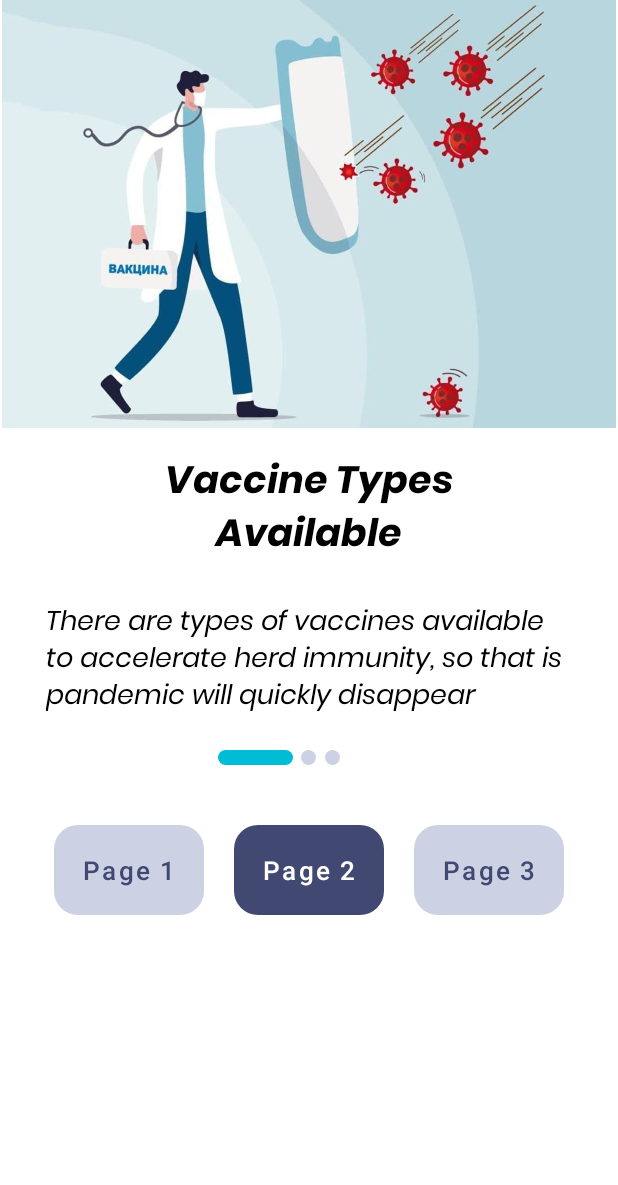
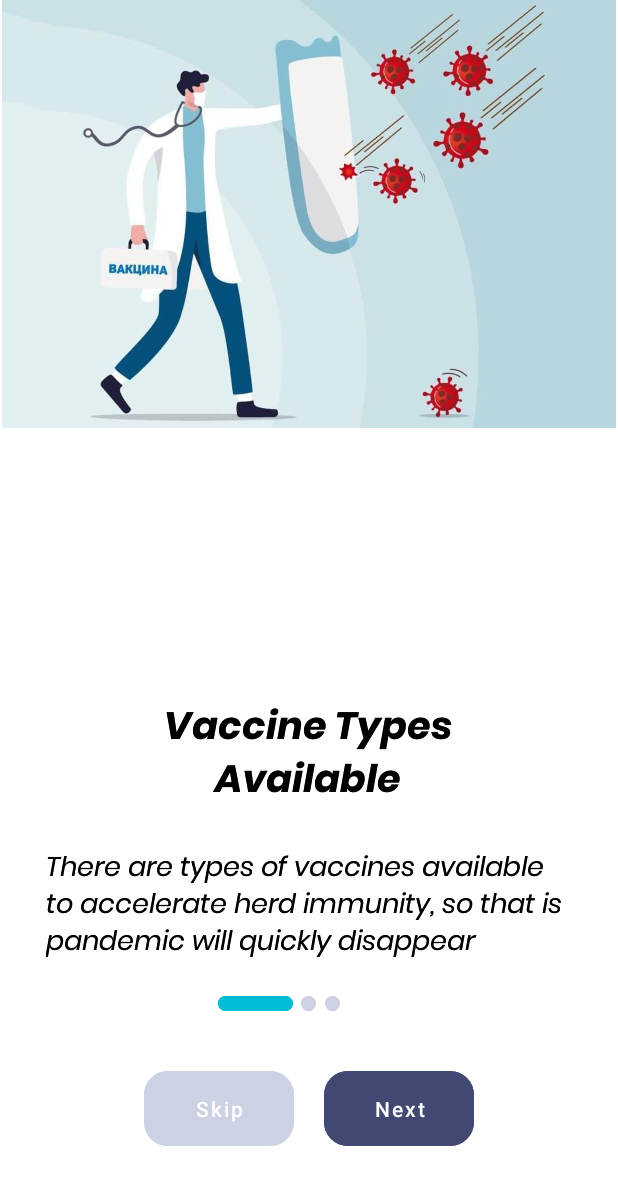
Before and after one commit to AhmadMajali/month3_homework3, an Android app: the screen it shows after launch (MainActivity), on a phone screen of 412 x 824 dp. Shown: the top 1185 px of the screen. Run offline under Robolectric (Android 15) with nearby library versions, the phone set to English and light mode, and no system bars.

Commit message:
new adds

```diff
--- a/app/src/main/java/com/example/month3_homework3/MainActivity.java
+++ b/app/src/main/java/com/example/month3_homework3/MainActivity.java
@@ -1,50 +1,22 @@
 package com.example.month3_homework3;
 
 import androidx.appcompat.app.AppCompatActivity;
+import androidx.fragment.app.Fragment;
 
 import android.os.Bundle;
-import android.view.View;
-import android.widget.Button;
+
 
 public class MainActivity extends AppCompatActivity {
-Button one;
-Button two;
-Button three;
+
     @Override
     protected void onCreate(Bundle savedInstanceState) {
         super.onCreate(savedInstanceState);
         setContentView(R.layout.activity_main);
-
-        one = findViewById(R.id.one);
-        two = findViewById(R.id.two);
-        three = findViewById(R.id.three);
+        if (savedInstanceState == null) {
+            getSupportFragmentManager().beginTransaction().
+                    add(R.id.frame, new fragment1()).commit();
+        }
+    }
 
 
-
-        getSupportFragmentManager().beginTransaction().add(R.id.frame, new fragment1()).commit();
-
-        one.setOnClickListener(new View.OnClickListener() {
-            @Override
-            public void onClick(View view) {
-                getSupportFragmentManager().beginTransaction().replace(R.id.frame, new fragment1()).commit();
-            }
-        });
-
-
-        two.setOnClickListener(new View.OnClickListener() {
-            @Override
-            public void onClick(View view) {
-                getSupportFragmentManager().beginTransaction().replace(R.id.frame, new fragment2()).commit();
-            }
-        });
-
-
-
-        three.setOnClickListener(new View.OnClickListener() {
-            @Override
-            public void onClick(View view) {
-                getSupportFragmentManager().beginTransaction().replace(R.id.frame, new fragment3()).commit();
-            }
-        });
-    }
 }
--- a/app/src/main/java/com/example/month3_homework3/fragment1.java
+++ b/app/src/main/java/com/example/month3_homework3/fragment1.java
@@ -2,63 +2,42 @@ package com.example.month3_homework3;
 
 import android.os.Bundle;
 
+import androidx.annotation.NonNull;
+import androidx.annotation.Nullable;
 import androidx.fragment.app.Fragment;
 
 import android.view.LayoutInflater;
 import android.view.View;
 import android.view.ViewGroup;
+import android.widget.Button;
 
-/**
- * A simple {@link Fragment} subclass.
- * Use the {@link fragment1#newInstance} factory method to
- * create an instance of this fragment.
- */
 public class fragment1 extends Fragment {
-
-    // TODO: Rename parameter arguments, choose names that match
-    // the fragment initialization parameters, e.g. ARG_ITEM_NUMBER
-    private static final String ARG_PARAM1 = "param1";
-    private static final String ARG_PARAM2 = "param2";
-
-    // TODO: Rename and change types of parameters
-    private String mParam1;
-    private String mParam2;
-
-    public fragment1() {
-        // Required empty public constructor
-    }
-
-    /**
-     * Use this factory method to create a new instance of
-     * this fragment using the provided parameters.
-     *
-     * @param param1 Parameter 1.
-     * @param param2 Parameter 2.
-     * @return A new instance of fragment fragment1.
-     */
-    // TODO: Rename and change types and number of parameters
-    public static fragment1 newInstance(String param1, String param2) {
-        fragment1 fragment = new fragment1();
-        Bundle args = new Bundle();
-        args.putString(ARG_PARAM1, param1);
-        args.putString(ARG_PARAM2, param2);
-        fragment.setArguments(args);
-        return fragment;
-    }
-
-    @Override
-    public void onCreate(Bundle savedInstanceState) {
-        super.onCreate(savedInstanceState);
-        if (getArguments() != null) {
-            mParam1 = getArguments().getString(ARG_PARAM1);
-            mParam2 = getArguments().getString(ARG_PARAM2);
-        }
-    }
+    Button next;
+    Button skip;
 
     @Override
     public View onCreateView(LayoutInflater inflater, ViewGroup container,
                              Bundle savedInstanceState) {
-        // Inflate the layout for this fragment
+
         return inflater.inflate(R.layout.fragment_fragment1, container, false);
     }
+
+    @Override
+    public void onViewCreated(@NonNull View view, @Nullable Bundle savedInstanceState) {
+        super.onViewCreated(view, savedInstanceState);
+        next = view.findViewById(R.id.next);
+        skip = view.findViewById(R.id.skip);
+        next.setOnClickListener(new View.OnClickListener() {
+            @Override
+            public void onClick(View v) {
+                requireActivity().getSupportFragmentManager().beginTransaction().replace(R.id.frame, new fragment2()).commit();
+            }
+        });
+        skip.setOnClickListener(new View.OnClickListener() {
+            @Override
+            public void onClick(View v) {
+                requireActivity().getSupportFragmentManager().beginTransaction().replace(R.id.frame, new fragment3()).commit();
+            }
+        });
+    }
 }
--- a/app/src/main/res/layout/activity_main.xml
+++ b/app/src/main/res/layout/activity_main.xml
@@ -1,65 +1,16 @@
 <?xml version="1.0" encoding="utf-8"?>
-<androidx.constraintlayout.widget.ConstraintLayout xmlns:android="http://schemas.android.com/apk/res/android"
+<androidx.appcompat.widget.LinearLayoutCompat xmlns:android="http://schemas.android.com/apk/res/android"
     xmlns:app="http://schemas.android.com/apk/res-auto"
     xmlns:tools="http://schemas.android.com/tools"
     android:layout_width="match_parent"
     android:layout_height="match_parent"
     tools:context=".MainActivity">
-<FrameLayout
-    app:layout_constraintTop_toTopOf="parent"
-    android:id="@+id/frame"
-    android:layout_width="match_parent"
-    android:layout_height="550dp"
 
-    />
-
-    <Button
-        android:id="@+id/one"
-        android:layout_width="100dp"
-        android:layout_height="60dp"
-        app:layout_constraintTop_toBottomOf="@+id/frame"
-        app:layout_constraintEnd_toEndOf="parent"
-        app:layout_constraintStart_toStartOf="parent"
-        android:layout_marginRight="240dp"
-        android:textAllCaps="false"
-        android:text="Page 1"
-        android:background="@drawable/corners"
-        android:backgroundTint="@color/grey_dark"
-        android:textColor="@color/grayANDblue"
-        style="@style/style"
-        android:textSize="17sp"
+    <androidx.fragment.app.FragmentContainerView
+        android:id="@+id/frame"
+        android:layout_width="match_parent"
+        android:layout_height="match_parent"
+        android:name="com.example.month3_homework3.fragment1"
         />
 
-
-    <Button
-        android:id="@+id/three"
-        android:layout_width="100dp"
-        android:layout_height="60dp"
-        android:background="@drawable/corners"
-        style="@style/style"
-        android:text="Page 3"
-        android:textAllCaps="false"
-        android:textSize="17sp"
-        app:layout_constraintTop_toBottomOf="@+id/frame"
-        app:layout_constraintEnd_toEndOf="parent"
-        app:layout_constraintStart_toStartOf="parent"
-        android:layout_marginLeft="240dp"
-        android:textColor="@color/grayANDblue"
-        />
-    <Button
-        android:id="@+id/two"
-        android:layout_width="100dp"
-        android:layout_height="60dp"
-        android:background="@drawable/corners"
-        style="@style/style2"
-        app:layout_constraintStart_toStartOf="parent"
-        app:layout_constraintEnd_toEndOf="parent"
-       app:layout_constraintTop_toBottomOf="@+id/frame"
-        android:text="Page 2"
-        android:textAllCaps="false"
-        android:textSize="17sp"
-
-
-        />
-
-</androidx.constraintlayout.widget.ConstraintLayout>
+</androidx.appcompat.widget.LinearLayoutCompat>
--- a/app/src/main/res/layout/fragment_fragment1.xml
+++ b/app/src/main/res/layout/fragment_fragment1.xml
@@ -2,7 +2,7 @@
 <FrameLayout xmlns:android="http://schemas.android.com/apk/res/android"
     xmlns:tools="http://schemas.android.com/tools"
     android:layout_width="match_parent"
-    android:layout_height="550dp"
+    android:layout_height="match_parent"
     tools:context=".fragment1">
 
     <ImageView
@@ -14,15 +14,15 @@
 
     <TextView
         android:id="@+id/title1"
-        android:layout_width="248dp"
-        android:layout_height="wrap_content"
+        android:layout_width="242dp"
+        android:layout_height="80dp"
         android:layout_gravity="bottom|center"
-        android:layout_marginBottom="170dp"
+        android:layout_marginBottom="280dp"
         android:fontFamily="@font/bold"
+        android:gravity="center"
         android:text="Vaccine Types Available"
         android:textColor="@color/black"
-        android:textSize="25dp"
-        android:gravity="center"/>
+        android:textSize="25dp" />
 <TextView
     android:id="@+id/text1"
     android:layout_width="350dp"
@@ -32,7 +32,7 @@
     android:textSize="18dp"
     android:textColor="@color/black"
     android:layout_gravity="bottom|center"
-    android:layout_marginBottom="70dp"
+    android:layout_marginBottom="180dp"
     />
     <TextView
         android:layout_width="10dp"
@@ -40,7 +40,7 @@
         android:layout_gravity="bottom|center"
         android:background="@drawable/corners"
         style="@style/style"
-        android:layout_marginBottom="40dp"
+        android:layout_marginBottom="150dp"
 
         />
     <TextView
@@ -49,7 +49,7 @@
         android:layout_gravity="bottom"
         android:background="@drawable/corners"
         style="@style/style3"
-        android:layout_marginBottom="40dp"
+        android:layout_marginBottom="150dp"
         android:layout_marginLeft="145dp"
         />
     <TextView
@@ -59,7 +59,34 @@
         android:background="@drawable/corners"
         style="@style/style"
         android:layout_marginRight="185dp"
-        android:layout_marginBottom="40dp"
+        android:layout_marginBottom="150dp"
+        />
+
+    <Button
+        android:id="@+id/next"
+        android:layout_width="100dp"
+        android:layout_height="50dp"
+        android:background="@drawable/corners"
+        style="@style/style2"
+        android:textAllCaps="false"
+        android:text="Next"
+        android:layout_gravity="bottom|center"
+        android:layout_marginLeft="60dp"
+        android:layout_marginBottom="60dp"
+
+        />
+    <Button
+        android:id="@+id/skip"
+        android:layout_width="100dp"
+        android:layout_height="50dp"
+        android:background="@drawable/corners"
+        style="@style/style"
+        android:textAllCaps="false"
+        android:text="Skip"
+        android:layout_gravity="bottom|center"
+        android:layout_marginRight="60dp"
+        android:layout_marginBottom="60dp"
+
         />
 
 
```
Also changed, not shown: app/src/main/java/com/example/month3_homework3/fragment2.java (+25 -47 lines), app/src/main/java/com/example/month3_homework3/fragment3.java (+25 -47 lines), app/src/main/res/layout/fragment_fragment2.xml (+31 -6 lines), app/src/main/res/layout/fragment_fragment3.xml (+31 -6 lines).
